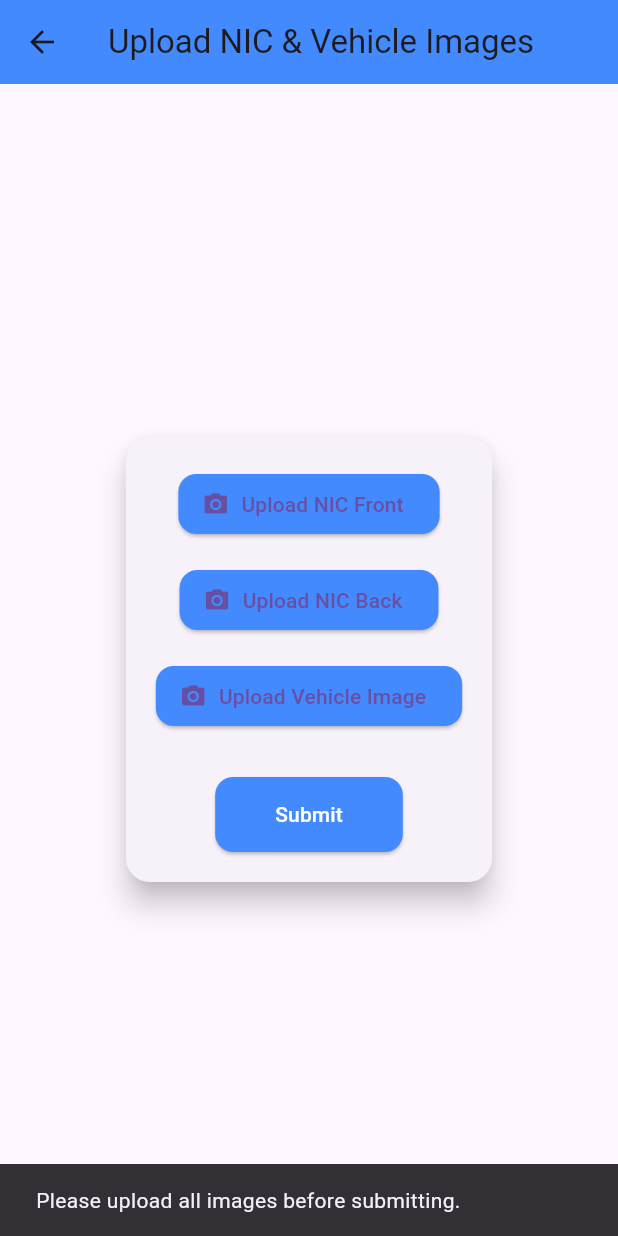
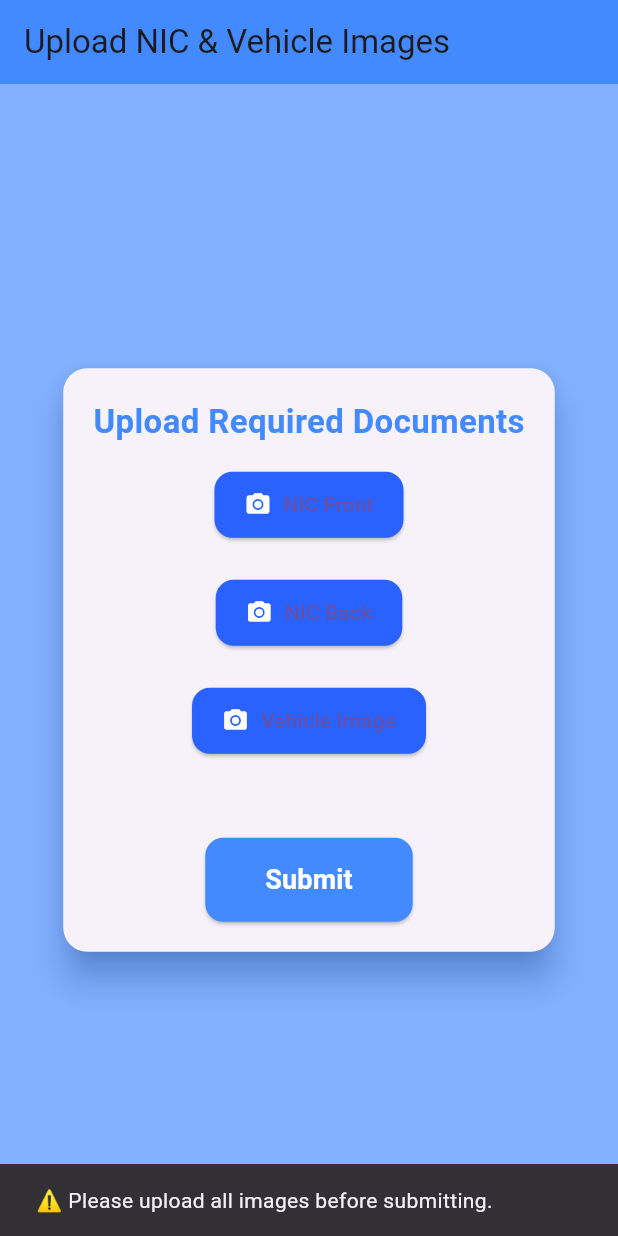
Before and after one commit to Jaweriaamemon23/Sindh-Truck-Cargo-Hub, a Flutter app: the TruckOwnerImageUpload screen opened directly with empty values, after a tap on "Submit", on a phone screen of 412 x 824 dp. Run offline on Flutter 3.47's test engine with Material 3 defaults, Android fonts, the phone set to English and light mode, and no system bars; our stand-ins replace cloud_firestore, file_picker, firebase_auth, firebase_core, firebase_storage, flutter_dotenv; accounts and stored records are empty.

```diff
--- a/lib/screens/truck_owner_image_upload.dart
+++ b/lib/screens/truck_owner_image_upload.dart
@@ -3,6 +3,7 @@ import 'package:flutter/material.dart';
 import 'package:file_picker/file_picker.dart';
 import 'package:firebase_storage/firebase_storage.dart';
 import 'package:cloud_firestore/cloud_firestore.dart';
+import 'login_screen.dart';
 
 class TruckOwnerImageUpload extends StatefulWidget {
   final String userId;
@@ -23,8 +24,9 @@ class _TruckOwnerImageUploadState extends State<TruckOwnerImageUpload> {
   Uint8List? _nicBackImage;
   Uint8List? _vehicleImage;
   bool _isUploading = false;
+  double _uploadProgress = 0.0; // Track upload progress
 
-  // Function to pick images
+  /// **🔥 Pick an Image from File Picker**
   Future<void> _pickImage(String type) async {
     FilePickerResult? result = await FilePicker.platform.pickFiles(
       type: FileType.image,
@@ -43,14 +45,14 @@ class _TruckOwnerImageUploadState extends State<TruckOwnerImageUpload> {
     }
   }
 
-  // Function to upload images and save URLs to Firestore
+  /// **🔥 Upload Images and Save Data to Firestore**
   Future<void> _uploadImages() async {
     if (_nicFrontImage == null ||
         _nicBackImage == null ||
         _vehicleImage == null) {
       ScaffoldMessenger.of(context).showSnackBar(
         const SnackBar(
-            content: Text("Please upload all images before submitting.")),
+            content: Text("⚠️ Please upload all images before submitting.")),
       );
       return;
     }
@@ -62,7 +64,7 @@ class _TruckOwnerImageUploadState extends State<TruckOwnerImageUpload> {
       final firestore = FirebaseFirestore.instance;
       Map<String, String> imageUrls = {};
 
-      // Upload images and get URLs
+      // **🔥 Upload Images and Track Progress**
       imageUrls['nicFrontUrl'] =
           await _uploadImage(storage, _nicFrontImage!, 'nic_front');
       imageUrls['nicBackUrl'] =
@@ -70,75 +72,103 @@ class _TruckOwnerImageUploadState extends State<TruckOwnerImageUpload> {
       imageUrls['vehicleUrl'] =
           await _uploadImage(storage, _vehicleImage!, 'vehicle');
 
-      // Merge formData with image URLs
+      // **🔥 Merge Form Data with Image URLs**
       final userData = {
-        ...widget.formData,
-        ...imageUrls,
+        ...widget.formData, // Truck Owner Form Data
+        ...imageUrls, // Uploaded Image URLs
       };
 
-      // Save all data to Firestore
+      // **🔥 Save Data to Firestore**
       await firestore.collection('users').doc(widget.userId).set(userData);
 
       ScaffoldMessenger.of(context).showSnackBar(
-        const SnackBar(content: Text("Registration completed successfully!")),
+        const SnackBar(content: Text("✅ Registration completed successfully!")),
       );
 
-      // Navigate to the desired screen after successful upload
-      // For example:
-      // Navigator.pushReplacement(
-      //   context,
-      //   MaterialPageRoute(builder: (context) => TruckOwnerDashboard()),
-      // );
+      // **🔥 Navigate to Login Page**
+      Navigator.pushReplacement(
+        context,
+        MaterialPageRoute(builder: (context) => LoginScreen()),
+      );
     } catch (e) {
+      print("🔥 Error uploading images: $e");
       ScaffoldMessenger.of(context).showSnackBar(
-        SnackBar(content: Text("Error uploading images: $e")),
+        SnackBar(content: Text("❌ Error uploading images: $e")),
       );
     } finally {
       setState(() => _isUploading = false);
     }
   }
 
-  // Helper function to upload a single image
+  /// **🔥 Upload Image to Firebase Storage with Progress Tracking**
   Future<String> _uploadImage(
       FirebaseStorage storage, Uint8List imageData, String path) async {
     Reference ref = storage.ref().child('$path/${widget.userId}.jpg');
     UploadTask uploadTask = ref.putData(imageData);
-    await uploadTask.whenComplete(() => {});
+
+    // Track Progress
+    uploadTask.snapshotEvents.listen((TaskSnapshot snapshot) {
+      setState(() {
+        _uploadProgress = snapshot.bytesTransferred / snapshot.totalBytes;
+      });
+    });
+
+    await uploadTask;
     return await ref.getDownloadURL();
   }
 
   @override
   Widget build(BuildContext context) {
     return Scaffold(
+      backgroundColor: Colors.blueAccent.shade100,
       appBar: AppBar(
         title: const Text("Upload NIC & Vehicle Images"),
         backgroundColor: Colors.blueAccent,
+        elevation: 0,
       ),
       body: Center(
         child: SingleChildScrollView(
           padding: const EdgeInsets.all(24.0),
           child: Card(
-            elevation: 8,
+            elevation: 10,
+            shadowColor: Colors.blueAccent.shade200,
             shape:
                 RoundedRectangleBorder(borderRadius: BorderRadius.circular(16)),
             child: Padding(
               padding: const EdgeInsets.all(20),
               child: Column(
                 children: [
-                  _imagePickerButton("Upload NIC Front", "NIC_Front"),
-                  if (_nicFrontImage != null)
-                    Image.memory(_nicFrontImage!, height: 100),
+                  const Text(
+                    "Upload Required Documents",
+                    style: TextStyle(
+                      fontSize: 22,
+                      fontWeight: FontWeight.bold,
+                      color: Colors.blueAccent,
+                    ),
+                  ),
                   const SizedBox(height: 16),
-                  _imagePickerButton("Upload NIC Back", "NIC_Back"),
-                  if (_nicBackImage != null)
-                    Image.memory(_nicBackImage!, height: 100),
-                  const SizedBox(height: 16),
-                  _imagePickerButton("Upload Vehicle Image", "Vehicle"),
-                  if (_vehicleImage != null)
-                    Image.memory(_vehicleImage!, height: 100),
+                  _imagePickerButton("NIC Front", "NIC_Front", _nicFrontImage),
+                  _imagePickerButton("NIC Back", "NIC_Back", _nicBackImage),
+                  _imagePickerButton("Vehicle Image", "Vehicle", _vehicleImage),
                   const SizedBox(height: 30),
-                  ElevatedButton(
-                    onPressed: _isUploading ? null : _uploadImages,
+                  _isUploading
+                      ? Column(
+                          children: [
+                            LinearProgressIndicator(
+                                value: _uploadProgress,
+                                backgroundColor: Colors.grey.shade300,
+                                color: Colors.blueAccent),
+                            const SizedBox(height: 10),
+                            Text(
+                              "Uploading... ${(100 * _uploadProgress).toStringAsFixed(0)}%",
+                              style: const TextStyle(
+                                  fontWeight: FontWeight.bold,
+                                  color: Colors.blueAccent),
+                            ),
+                          ],
+                        )
+                      : ElevatedButton(
+                          onPressed: _uploadImages,
                           style: ElevatedButton.styleFrom(
                             backgroundColor: Colors.blueAccent,
                             padding: const EdgeInsets.symmetric(
@@ -146,10 +176,11 @@ class _TruckOwnerImageUploadState extends State<TruckOwnerImageUpload> {
                             shape: RoundedRectangleBorder(
                                 borderRadius: BorderRadius.circular(12)),
                           ),
-                    child: _isUploading
-                        ? const CircularProgressIndicator(color: Colors.white)
-                        : const Text("Submit",
-                            style: TextStyle(color: Colors.white)),
+                          child: const Text("Submit",
+                              style: TextStyle(
+                                  color: Colors.white,
+                                  fontSize: 18,
+                                  fontWeight: FontWeight.bold)),
                         ),
                 ],
               ),
@@ -160,16 +191,30 @@ class _TruckOwnerImageUploadState extends State<TruckOwnerImageUpload> {
     );
   }
 
-  // Widget for image picker button
-  Widget _imagePickerButton(String label, String type) {
-    return ElevatedButton.icon(
+  /// **🔥 Image Picker UI Component**
+  Widget _imagePickerButton(String label, String type, Uint8List? image) {
+    return Column(
+      children: [
+        ElevatedButton.icon(
           onPressed: () => _pickImage(type),
-      icon: const Icon(Icons.camera_alt),
+          icon: const Icon(Icons.camera_alt, color: Colors.white),
           label: Text(label),
           style: ElevatedButton.styleFrom(
-        backgroundColor: Colors.blueAccent,
-        shape: RoundedRectangleBorder(borderRadius: BorderRadius.circular(12)),
+            backgroundColor: Colors.blueAccent.shade700,
+            shape:
+                RoundedRectangleBorder(borderRadius: BorderRadius.circular(12)),
+            padding: const EdgeInsets.symmetric(vertical: 12, horizontal: 20),
           ),
+        ),
+        const SizedBox(height: 8),
+        if (image != null)
+          ClipRRect(
+            borderRadius: BorderRadius.circular(12),
+            child:
+                Image.memory(image, height: 100, width: 150, fit: BoxFit.cover),
+          ),
+        const SizedBox(height: 16),
+      ],
     );
   }
 }
```
Also changed, not shown: lib/screens/business_owner_form.dart (+16 -5 lines), lib/screens/registration_screen.dart (+105 -28 lines), lib/screens/truck_owner_form.dart (+12 -19 lines), 4 other files. Lines whose indentation alone changed are shown as unchanged.
